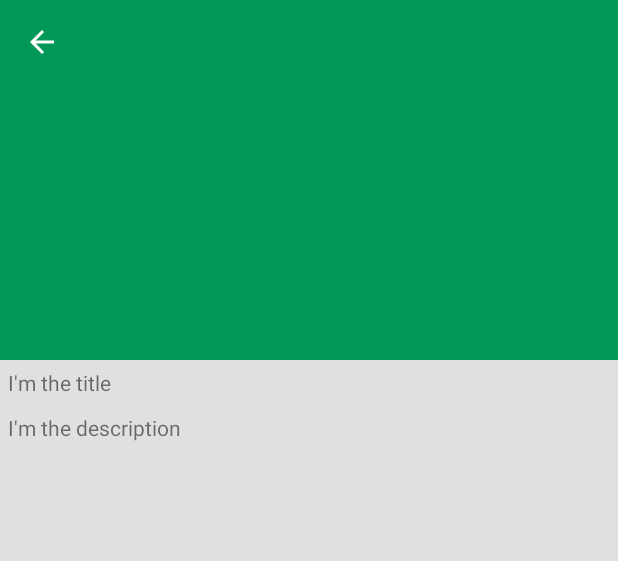
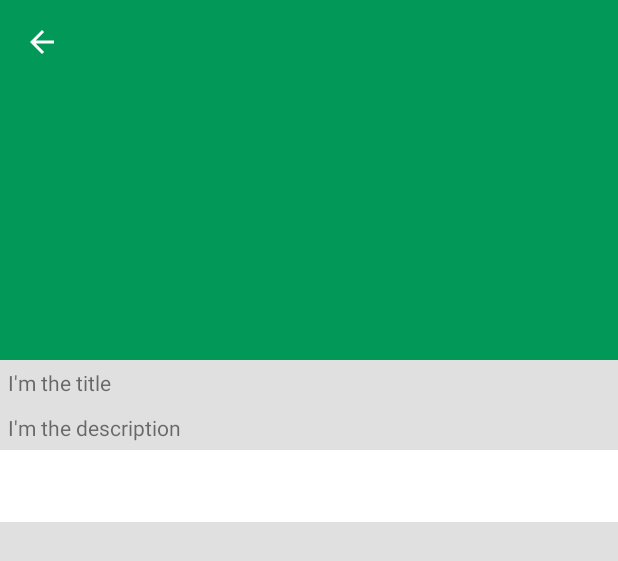
Before and after one commit to tonytmwu/taipei_zoo, an Android app: the layout fragment_zoo_area_detail.xml on its own in the app's theme, with its tools: preview values and no code run, on a phone screen of 412 x 824 dp. Shown: the top 561 px of the screen. Run offline under Robolectric (Android 15) with nearby library versions, the phone set to English and light mode, and no system bars.

Commit message:
加入 tab layout 和 view pager 切換動/植物頁籤

```diff
--- a/app/build.gradle.kts
+++ b/app/build.gradle.kts
@@ -3,6 +3,7 @@ plugins {
     kotlin("android")
     kotlin("kapt")
     id("androidx.navigation.safeargs.kotlin")
+    id("kotlin-parcelize")
 }
 
 android {
@@ -44,6 +45,7 @@ dependencies {
     // LiveData & ViewModel
     implementation("androidx.lifecycle:lifecycle-livedata-ktx:2.4.1")
     implementation("androidx.lifecycle:lifecycle-viewmodel-ktx:2.4.1")
+    implementation("androidx.lifecycle:lifecycle-runtime-ktx:2.4.1")
 
     // retrofit
     implementation("com.squareup.retrofit2:retrofit:2.9.0")
--- a/app/src/main/java/com/net/taipeizoo/CoreApplication.kt
+++ b/app/src/main/java/com/net/taipeizoo/CoreApplication.kt
@@ -1,12 +1,18 @@
 package com.net.taipeizoo
 
 import android.app.Application
+import android.content.Context
 import com.net.taipeizoo.db.ZooDataBase
 
 class CoreApplication: Application() {
 
+    companion object {
+        lateinit var context: Context
+    }
+
     override fun onCreate() {
         super.onCreate()
         ZooDataBase.initWith(applicationContext)
+        context = this.applicationContext
     }
 }
--- a/app/src/main/java/com/net/taipeizoo/model/ZooData.kt
+++ b/app/src/main/java/com/net/taipeizoo/model/ZooData.kt
@@ -1,10 +1,13 @@
 package com.net.taipeizoo.model
 
+import android.os.Parcelable
 import androidx.room.Ignore
 import androidx.room.PrimaryKey
 import com.google.gson.annotations.SerializedName
+import kotlinx.parcelize.Parcelize
 
-open class ZooData {
+@Parcelize
+open class ZooData: Parcelable {
     @PrimaryKey
     @SerializedName("_id")
     var rid: Int = 0
--- /dev/null
+++ b/app/src/main/res/layout/fragment_container.xml
@@ -0,0 +1,6 @@
+<?xml version="1.0" encoding="utf-8"?>
+<androidx.fragment.app.FragmentContainerView
+    xmlns:android="http://schemas.android.com/apk/res/android"
+    android:id="@+id/fcv"
+    android:layout_width="match_parent"
+    android:layout_height="match_parent"/>
--- a/app/src/main/res/layout/fragment_zoo_area_detail.xml
+++ b/app/src/main/res/layout/fragment_zoo_area_detail.xml
@@ -63,15 +63,24 @@
             app:layout_constraintTop_toBottomOf="@+id/tvTitle"
             app:layout_constraintStart_toStartOf="parent"
             app:layout_constraintEnd_toEndOf="parent"
-            app:layout_constraintBottom_toTopOf="@+id/rvZooPlant"
+            app:layout_constraintBottom_toTopOf="@+id/tab"
             tools:text="I'm the description"/>
 
-        <androidx.recyclerview.widget.RecyclerView
-            android:id="@+id/rvZooPlant"
-            android:layout_width="match_parent"
+        <com.google.android.material.tabs.TabLayout
+            android:id="@+id/tab"
+            android:layout_width="0dp"
+            android:layout_height="wrap_content"
+            app:layout_constraintTop_toBottomOf="@+id/tvDescription"
+            app:layout_constraintStart_toStartOf="parent"
+            app:layout_constraintEnd_toEndOf="parent" />
+
+        <androidx.viewpager2.widget.ViewPager2
+            android:id="@+id/viewPager"
+            android:layout_width="0dp"
             android:layout_height="0dp"
-            app:layout_behavior="@string/appbar_scrolling_view_behavior"
-            app:layout_constraintTop_toBottomOf="@+id/tvDescription"
+            app:layout_constraintTop_toBottomOf="@+id/tab"
+            app:layout_constraintStart_toStartOf="parent"
+            app:layout_constraintEnd_toEndOf="parent"
             app:layout_constraintBottom_toBottomOf="parent"/>
     </androidx.constraintlayout.widget.ConstraintLayout>
 
--- /dev/null
+++ b/app/src/main/res/layout/fragment_zoo_detail_list.xml
@@ -0,0 +1,6 @@
+<?xml version="1.0" encoding="utf-8"?>
+<androidx.recyclerview.widget.RecyclerView
+    xmlns:android="http://schemas.android.com/apk/res/android"
+    android:id="@+id/rvZooDetailList"
+    android:layout_width="match_parent"
+    android:layout_height="match_parent" />
--- a/app/src/main/res/values/strings.xml
+++ b/app/src/main/res/values/strings.xml
@@ -7,4 +7,6 @@
     <string name="brief">簡介</string>
     <string name="feature">辨認方式</string>
     <string name="function">功能性</string>
+    <string name="plant">植物</string>
+    <string name="animal">動物</string>
 </resources>
--- a/build.gradle.kts
+++ b/build.gradle.kts
@@ -7,7 +7,7 @@ buildscript {
 
     dependencies {
         classpath("com.android.tools.build:gradle:7.1.2")
-        classpath("org.jetbrains.kotlin:kotlin-gradle-plugin:${Version.kotlin}")
+        classpath("org.jetbrains.kotlin:kotlin-gradle-plugin:1.6.10")
         classpath("androidx.navigation:navigation-safe-args-gradle-plugin:2.4.1")
     }
 }
```
Also changed, not shown: app/src/main/java/com/net/taipeizoo/adapter/ZooAreaViewPagerAdapter.kt (added, +20 -0 lines), app/src/main/java/com/net/taipeizoo/fragment/ZooAreaDetailFragment.kt (+13 -28 lines), app/src/main/java/com/net/taipeizoo/fragment/ZooDetailListFragment.kt (added, +106 -0 lines), app/src/main/java/com/net/taipeizoo/fragment/ZooDetailListViewModel.kt (added, +18 -0 lines), app/src/main/java/com/net/taipeizoo/model/ZooArea.kt (+5 -3 lines).
